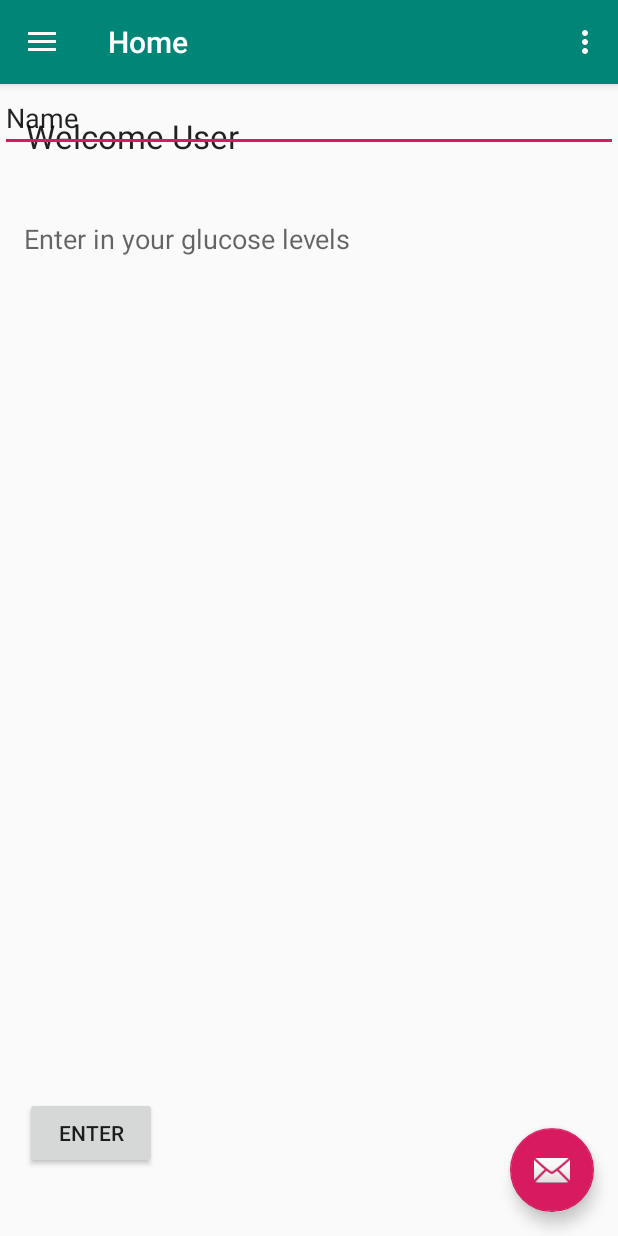
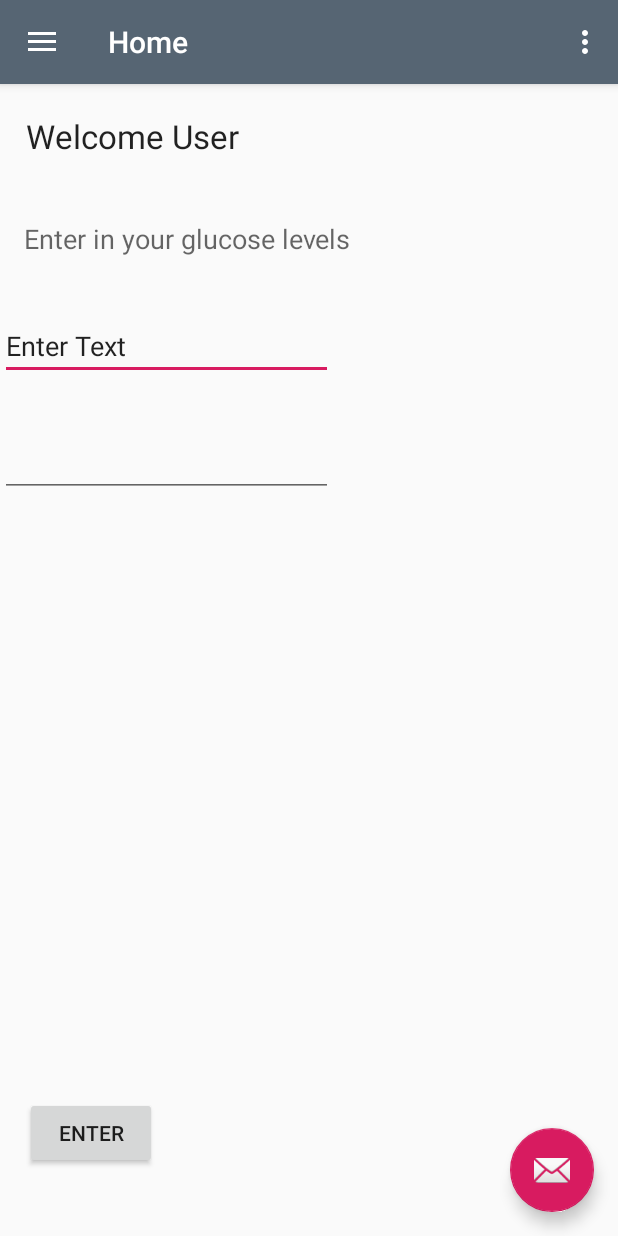
Before and after one commit to JosephBridges/Dibetic-App, an Android app: the screen it shows after launch (Main), after a tap on "ENTER", on a phone screen of 412 x 824 dp. Run offline under Robolectric (Android 15) with nearby library versions, the phone set to English and light mode, and no system bars; our stand-ins replace navigation-ui.

Commit message:
Final App.

```diff
--- a/app/build.gradle
+++ b/app/build.gradle
@@ -37,6 +37,7 @@ dependencies {
     implementation 'androidx.navigation:navigation-fragment-ktx:2.0.0'
     implementation 'androidx.navigation:navigation-ui-ktx:2.0.0'
     testImplementation 'junit:junit:4.12'
+    implementation "com.google.code.gson:gson:2.8.5"
     androidTestImplementation 'androidx.test.ext:junit:1.1.0'
     androidTestImplementation 'androidx.test.espresso:espresso-core:3.2.0'
     implementation 'androidx.fragment:fragment-ktx:1.2.1'
--- a/app/src/main/java/org/wit/diabeticapp/activities/Main.kt
+++ b/app/src/main/java/org/wit/diabeticapp/activities/Main.kt
@@ -13,7 +13,11 @@ import com.google.android.material.floatingactionbutton.FloatingActionButton
 import com.google.android.material.navigation.NavigationView
 import com.google.android.material.snackbar.Snackbar
 import kotlinx.android.synthetic.main.app_bar_main2.*
+import kotlinx.android.synthetic.main.fragment_info.*
 import org.wit.diabeticapp.R
+import org.wit.diabeticapp.adapters.DiabeticAdapter
+import org.wit.diabeticapp.models.DiabeticModel
+import org.wit.diabeticapp.ui.home.HomeFragment
 
 class Main : AppCompatActivity() {
 
--- a/app/src/main/java/org/wit/diabeticapp/models/DiabeticModel.kt
+++ b/app/src/main/java/org/wit/diabeticapp/models/DiabeticModel.kt
@@ -6,4 +6,6 @@ import kotlinx.android.parcel.Parcelize
 @Parcelize
 data class DiabeticModel(
     var id: Long = 0,
-    var display: String = "") : Parcelable
+    var display: String = "",
+    var level: String = ""
+) : Parcelable
--- a/app/src/main/java/org/wit/diabeticapp/models/DiabeticStore.kt
+++ b/app/src/main/java/org/wit/diabeticapp/models/DiabeticStore.kt
@@ -4,6 +4,4 @@ interface DiabeticStore {
     fun findAll() : List<DiabeticModel>
     fun findById(id: Long) : DiabeticModel?
     fun create(diabetic: DiabeticModel)
-    //fun update(donation: DonationModel)
-    //fun delete(donation: DonationModel)
 }
--- a/app/src/main/java/org/wit/diabeticapp/ui/home/HomeFragment.kt
+++ b/app/src/main/java/org/wit/diabeticapp/ui/home/HomeFragment.kt
@@ -4,7 +4,6 @@ import android.os.Bundle
 import android.view.LayoutInflater
 import android.view.ViewGroup
 import androidx.fragment.app.Fragment
-import kotlinx.android.synthetic.main.diabetic_card.view.*
 import kotlinx.android.synthetic.main.fragment_home.*
 import kotlinx.android.synthetic.main.fragment_home.view.*
 import org.wit.diabeticapp.R
@@ -41,10 +40,12 @@ class HomeFragment : Fragment() {
             }
     }
 
+
     fun setButtonListener( layout: View1) {
         layout.homeButton.setOnClickListener {
             val display = InfoNo.text.toString()
-            app.diabeticStore.create(DiabeticModel(display = display))
+            val level = Level.text.toString()
+            app.diabeticStore.create(DiabeticModel(display = display, level = level))
 
         }
     }
--- a/app/src/main/res/drawable/side_nav_bar.xml
+++ b/app/src/main/res/drawable/side_nav_bar.xml
@@ -2,8 +2,8 @@
     android:shape="rectangle">
     <gradient
         android:angle="135"
-        android:centerColor="#009688"
-        android:endColor="#00695C"
-        android:startColor="#4DB6AC"
+        android:centerColor="#212F3D"
+        android:endColor="#17202A"
+        android:startColor="#566573"
         android:type="linear" />
 </shape>
--- a/app/src/main/res/layout/fragment_about.xml
+++ b/app/src/main/res/layout/fragment_about.xml
@@ -28,7 +28,7 @@
             android:id="@+id/textView2"
             android:layout_width="274dp"
             android:layout_height="159dp"
-            android:layout_marginTop="80dp"
+            android:layout_marginTop="70dp"
             android:baselineAligned="false"
             android:text="This app is all about taking in glocose levels and storing the information. Notes can be added if the user needs to."
             android:textSize="20px"
--- a/app/src/main/res/layout/fragment_home.xml
+++ b/app/src/main/res/layout/fragment_home.xml
@@ -64,12 +64,25 @@
 
     <EditText
         android:id="@+id/InfoNo"
-        android:layout_width="match_parent"
-        android:layout_height="wrap_content"
+        android:layout_width="222dp"
+        android:layout_height="45dp"
+        android:layout_marginTop="152dp"
         android:ems="10"
-        android:inputType="date|textUri|textShortMessage|textLongMessage|textAutoCorrect|none|numberSigned|textVisiblePassword|textWebEditText|textMultiLine|textNoSuggestions|textFilter|number|datetime|textWebEmailAddress|textPersonName|text|textPhonetic|textCapSentences|textPassword|textAutoComplete|textImeMultiLine|textPostalAddress|numberDecimal|textEmailAddress|numberPassword|textCapWords|phone|textEmailSubject|textCapCharacters|time|textWebPassword"
-        android:text="Name"
-        tools:ignore="MissingConstraints" />
+        android:inputType="textUri|textShortMessage|textLongMessage|textAutoCorrect|textWebEditText|textFilter|textPersonName|text|textPhonetic"
+        android:text="Enter Text"
+        app:layout_constraintTop_toTopOf="parent"
+        tools:ignore="MissingConstraints"
+        tools:layout_editor_absoluteX="8dp" />
+
+    <EditText
+        android:id="@+id/Level"
+        android:layout_width="222dp"
+        android:layout_height="45dp"
+        android:layout_marginTop="230dp"
+        android:inputType="numberSigned"
+        app:layout_constraintTop_toTopOf="parent"
+        tools:ignore="MissingConstraints"
+        tools:text="Enter Levels" />
 
 
 </androidx.constraintlayout.widget.ConstraintLayout>
--- a/app/src/main/res/layout/nav_header_main2.xml
+++ b/app/src/main/res/layout/nav_header_main2.xml
@@ -25,12 +25,14 @@
         android:layout_height="wrap_content"
         android:paddingTop="@dimen/nav_header_vertical_spacing"
         android:text="@string/nav_header_title"
-        android:textAppearance="@style/TextAppearance.AppCompat.Body1" />
+        android:textAppearance="@style/TextAppearance.AppCompat.Body1"
+        android:textColor="#FFFFFF" />
 
     <TextView
         android:id="@+id/textView"
         android:layout_width="wrap_content"
         android:layout_height="wrap_content"
-        android:text="@string/nav_header_subtitle" />
+        android:text="@string/nav_header_subtitle"
+        android:textColor="#FFFFFF" />
 
 </LinearLayout>
--- a/app/src/main/res/values/colors.xml
+++ b/app/src/main/res/values/colors.xml
@@ -1,6 +1,6 @@
 <?xml version="1.0" encoding="utf-8"?>
 <resources>
-    <color name="colorPrimary">#008577</color>
+    <color name="colorPrimary">#566573</color>
     <color name="colorPrimaryDark">#00574B</color>
     <color name="colorAccent">#D81B60</color>
 </resources>
```
Also changed, not shown: app/src/main/java/org/wit/diabeticapp/adapters/DiabeticAdapter.kt (+7 -1 lines), app/src/main/java/org/wit/diabeticapp/ui/about/AboutViewModel.kt (deleted, +0 -13 lines), app/src/main/res/layout/diabetic_card.xml (+12 -0 lines).
